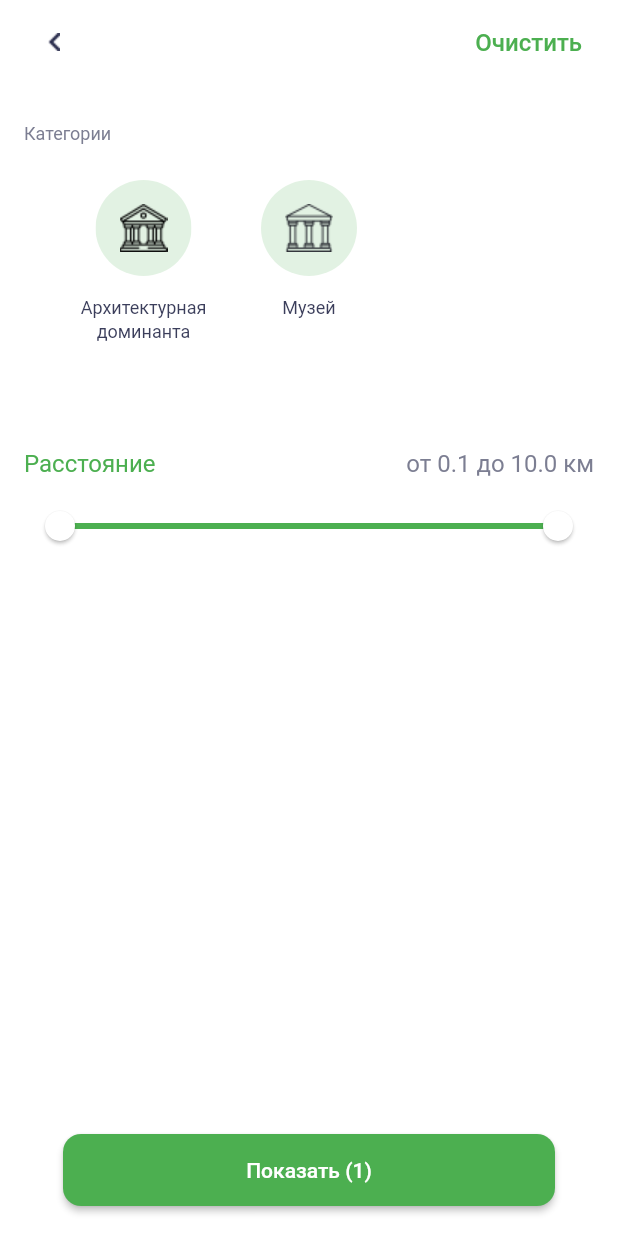
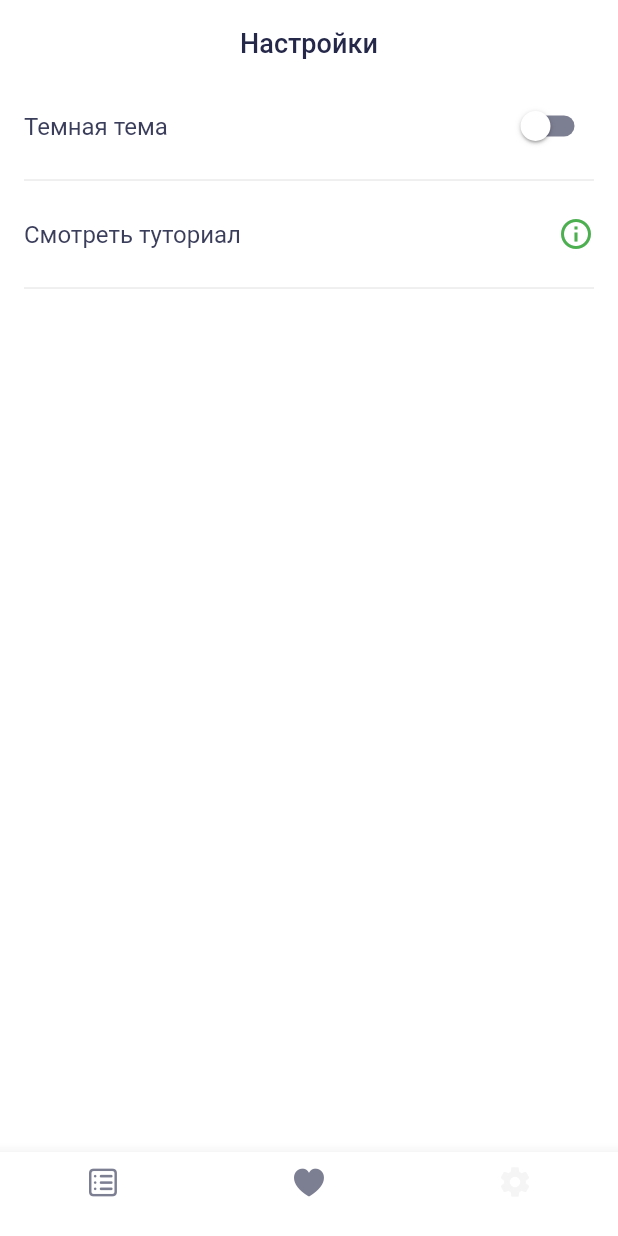
Before and after one commit to ABOLYR/surf-flutter-course-Evstigneev, a Flutter app: the screen it shows after launch, on a phone screen of 412 x 824 dp. Run offline on Flutter 3.47's test engine with Material 2 defaults, Android fonts, the phone set to English and light mode, and no system bars.

Commit message:
Added settings screen.

```diff
--- a/lib/TextHeaders.dart
+++ /dev/null
@@ -1,5 +0,0 @@
-
-
-class TextHeaders {
-  static const String appBarTitle = 'Список интересных мест';
-}
--- a/lib/main.dart
+++ b/lib/main.dart
@@ -1,29 +1,47 @@
 import 'package:flutter/material.dart';
 import 'package:places/mocks.dart';
-import 'package:places/ui/screen/FiltersScreen.dart';
-import 'package:places/ui/screen/res/themes.dart';
+import 'package:places/ui/screen/filtersScreen.dart';
+import 'package:places/ui/res/themes.dart';
+import 'package:places/ui/screen/settings_screen.dart';
 import 'package:places/ui/screen/sight_details.dart';
 import 'package:places/ui/screen/sight_list_screen.dart';
 import 'package:places/ui/screen/visiting_screen.dart';
+import 'package:places/ui/res/themes.dart';
 
 void main() {
   runApp(App());
 }
 
 
-class App extends StatelessWidget {
+class App extends StatefulWidget {
+
+  @override
+  _AppState createState() => _AppState();
+}
+
+class _AppState extends State<App> {
+  bool isDarkTheme = false;
+
+  @override
+  void initState() {
+    changeNotifier.addListener(() {
+      setState(() {
+        isDarkTheme = !isDarkTheme;
+      });
+    });
+    super.initState();
+  }
   @override
   Widget build(BuildContext context) {
     return MaterialApp(
       title: 'title',
-      theme:
-        //darkTheme,
-        lightTheme,
+      theme: (isDarkTheme) ? darkTheme : lightTheme,
       home:
         //SightDetails(mocks[1]),
         //SightListScreen(),
         //MyHomePage(),
-        FiltersScreen(),
+        //FiltersScreen(),
+        SettingsScreen(),
     );
   }
 }
--- /dev/null
+++ b/lib/ui/components/bottom_navigation_bar.dart
@@ -0,0 +1,34 @@
+import 'package:flutter/cupertino.dart';
+import 'package:flutter/material.dart';
+
+class BottomNavBar extends StatelessWidget {
+  const BottomNavBar({Key key}) : super(key: key);
+
+  @override
+  Widget build(BuildContext context) {
+    return BottomNavigationBar(
+      onTap: (index) {
+        print('Switch to tab $index');
+      },
+      backgroundColor: Theme.of(context).primaryColor,
+      selectedItemColor: Theme.of(context).selectedRowColor,
+      currentIndex: 2,
+      items: [
+        BottomNavigationBarItem(
+          icon: Icon(
+            CupertinoIcons.square_list,
+          ),
+          label: '',
+        ),
+        BottomNavigationBarItem(
+          icon: Icon(CupertinoIcons.heart_fill),
+          label: '',
+        ),
+        BottomNavigationBarItem(
+          icon: Icon(Icons.settings),
+          label: '',
+        )
+      ],
+    );
+  }
+}
--- a/lib/ui/components/sight_card_appBar.dart
+++ b/lib/ui/components/sight_card_appBar.dart
@@ -1,4 +1,5 @@
 import 'package:flutter/material.dart';
+import 'package:places/ui/res/text_content.dart';
 
 class SightCardAppBar extends StatefulWidget implements PreferredSizeWidget {
   @override
@@ -20,7 +21,7 @@ class _SightCardAppBarState extends State<SightCardAppBar> { //Custom Appbar for
         right: 16,
       ),
       child: Text(
-        'Список\nинтересных мест',
+        TextContent.appBarTitle[0], //Список\nинтересных мест
         textAlign: TextAlign.start,
         maxLines: 2,
         style: Theme.of(context).textTheme.headline3,
--- /dev/null
+++ b/lib/ui/res/text_content.dart
@@ -0,0 +1,12 @@
+
+
+class TextContent {
+  static const List<String> appBarTitle = [
+    'Список\nинтересных мест',
+    'Настройки',
+  ];
+  static const List<String> settingTitle = [
+    'Темная тема',
+    'Смотреть туториал',
+  ];
+}
--- a/lib/ui/screen/res/themes.dart
+++ b/lib/ui/res/themes.dart
@@ -1,6 +1,8 @@
 import 'package:flutter/material.dart';
 import 'package:places/ui/res/colors.dart';
 import 'package:places/ui/res/style.dart';
+
+final ChangeNotifier changeNotifier = ChangeNotifier();
 
 final lightTheme = ThemeData(
   primaryColor: white,
@@ -36,6 +38,10 @@ final lightTheme = ThemeData(
     inactiveTrackColor: grey,
     thumbColor: white,
     trackHeight: 2,
+  ),
+  switchTheme: SwitchThemeData(
+    thumbColor: MaterialStateProperty.all(white),
+    trackColor: MaterialStateProperty.all(grey),
   )
 );
 
@@ -67,6 +73,17 @@ final darkTheme = ThemeData(
     bodyText1: bodyText1TextStyle.copyWith(color: white),
   ),
   primaryIconTheme: primaryIconTheme.copyWith(color: white),
+  sliderTheme: SliderThemeData(
+    activeTrackColor: filterScreenLightColor,
+    inactiveTrackColor: grey,
+    thumbColor: white,
+    trackHeight: 2,
+  ),
+  dividerColor: grey.withOpacity(0.8),
+  switchTheme: SwitchThemeData(
+    thumbColor: MaterialStateProperty.all(white),
+    trackColor: MaterialStateProperty.all(filterScreenLightColor),
+  )
 );
 
 const IconThemeData
--- /dev/null
+++ b/lib/ui/screen/settings_screen.dart
@@ -0,0 +1,59 @@
+
+
+import 'package:flutter/material.dart';
+import 'package:places/ui/res/colors.dart';
+import 'package:places/ui/res/text_content.dart';
+import 'package:places/ui/components/bottom_navigation_bar.dart';
+import 'package:places/ui/res/themes.dart';
+
+class SettingsScreen extends StatefulWidget {
+  const SettingsScreen({Key key}) : super(key: key);
+
+  @override
+  _SettingsScreenState createState() => _SettingsScreenState();
+}
+
+class _SettingsScreenState extends State<SettingsScreen> {
+  bool darkTheme = false;
+
+  @override
+  Widget build(BuildContext context) {
+    return Scaffold(
+      appBar: AppBar(
+        title: Text(TextContent.appBarTitle[1]), //Настройки
+        centerTitle: true,
+        titleTextStyle: Theme.of(context).textTheme.headline5,
+        elevation: 0,
+      ),
+      body: ListView(
+        children: [
+          ListTile(
+            title: Text(TextContent.settingTitle[0], style: Theme.of(context).textTheme.headline4.copyWith(fontWeight: FontWeight.w400),),  //Темная тема
+            trailing: Switch(
+                value: darkTheme,
+                onChanged: (newValue) {
+                  changeNotifier.notifyListeners();
+                  setState(() {
+                    darkTheme = newValue;
+                  });
+                }
+            ),
+          ),
+          Padding(
+              padding: EdgeInsets.symmetric(horizontal: 16),
+              child: Divider(),
+          ),
+          ListTile(
+            title: Text(TextContent.settingTitle[1], style: Theme.of(context).textTheme.headline4.copyWith(fontWeight: FontWeight.w400),), //Смотреть туториал
+            trailing: Icon(Icons.info_outline, color: filterScreenLightColor,)
+          ),
+          Padding(
+              padding: EdgeInsets.symmetric(horizontal: 16),
+              child: Divider(),
+          ),
+        ],
+      ),
+      bottomNavigationBar: BottomNavBar(),
+    );
+  }
+}
--- a/lib/ui/screen/visiting_screen.dart
+++ b/lib/ui/screen/visiting_screen.dart
@@ -1,6 +1,7 @@
 import 'package:flutter/cupertino.dart';
 import 'package:flutter/material.dart';
 import 'package:places/mocks.dart';
+import 'package:places/ui/components/bottom_navigation_bar.dart';
 import 'package:places/ui/components/tab_bar_indicator.dart';
 import 'package:places/ui/components/visiting_sight_card.dart';
 
@@ -85,26 +86,7 @@ class VisitingScreen extends State with SingleTickerProviderStateMixin {
                 ],
               ),
             )),
-      bottomNavigationBar: BottomNavigationBar(
-        onTap: (index) {
-          print('Switch to tab $index');
-        },
-        backgroundColor: Theme.of(context).primaryColor,
-        selectedItemColor: Theme.of(context).selectedRowColor,
-        currentIndex: 1,
-        items: [
-          BottomNavigationBarItem(
-              icon: Icon(
-                  CupertinoIcons.square_list,
-              ),
-              label: '',
-          ),
-          BottomNavigationBarItem(
-            icon: Icon(CupertinoIcons.heart_fill),
-            label: '',
-          )
-        ],
-      ),
+      bottomNavigationBar: BottomNavBar(),
     );
   }
 
```
Also changed, not shown: lib/ui/screen/filtersScreen.dart (renamed from lib/ui/screen/FiltersScreen.dart), 1 other file.
